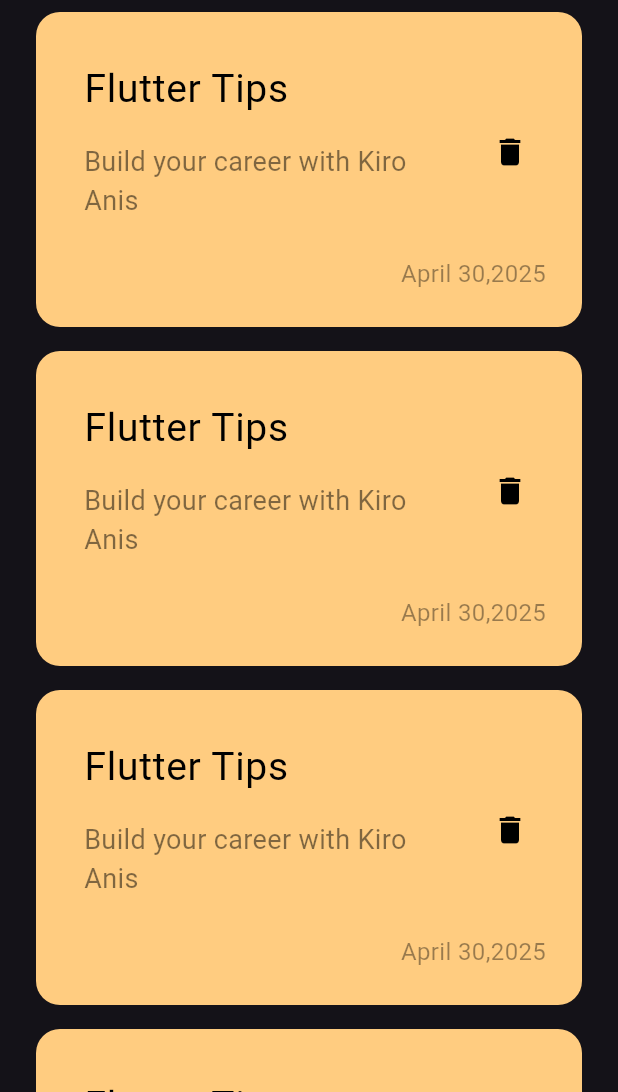
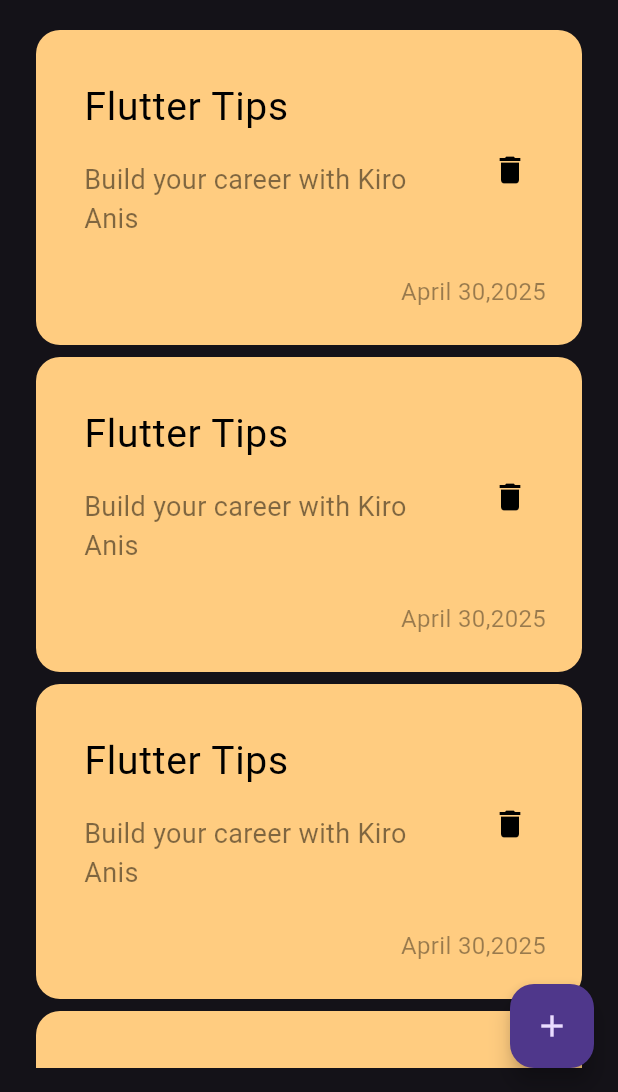
Before and after one commit to Kirolos2004/Notes_app, a Flutter app: the screen it shows after launch, on a phone screen of 412 x 824 dp, the part 144-1236 px from its top. Run offline on Flutter 3.47's test engine with Material 3 defaults, Android fonts, the phone set to English and light mode, and no system bars.

```diff
--- a/lib/views/notes_view.dart
+++ b/lib/views/notes_view.dart
@@ -1,4 +1,5 @@
 import 'package:flutter/material.dart';
+import 'package:flutter_application_1/widgets/add_note_bottom_sheet.dart';
 import 'package:flutter_application_1/widgets/notes_view_body.dart';
 
 class NotesView extends StatelessWidget {
@@ -6,8 +7,17 @@ class NotesView extends StatelessWidget {
 
   @override
   Widget build(BuildContext context) {
-    return const Scaffold(
-      body: NotesviewBody(),
+    return Scaffold(
+      floatingActionButton: FloatingActionButton(
+        onPressed: () {
+          showModalBottomSheet(context: context, builder: (context)
+          {
+            return const AddNoteBottomSheet();
+          });
+        } ,
+         child: const Icon(Icons.add),
+         ),
+      body: const NotesviewBody(),
     );
   }
 }
--- a/lib/widgets/notes_list_view.dart
+++ b/lib/widgets/notes_list_view.dart
@@ -5,12 +5,17 @@ class NotesListView extends StatelessWidget {
 
   @override
   Widget build(BuildContext context) {
-    return ListView.builder(itemBuilder: (context , index)
-    {
-         return const Padding(
-           padding: const EdgeInsets.symmetric(vertical: 8),
-           child: const NotesItem(),
-         );
-    });
+    return Padding(
+      padding: const EdgeInsets.symmetric(vertical: 16),
+      child: ListView.builder(
+        padding: EdgeInsets.zero,
+        itemBuilder: (context , index)
+      {
+           return const Padding(
+             padding: const EdgeInsets.symmetric(vertical: 4),
+             child: const NotesItem(),
+           );
+      }),
+    );
   }
 }
```
Also changed, not shown: lib/widgets/add_note_bottom_sheet.dart (added, +9 -0 lines).
